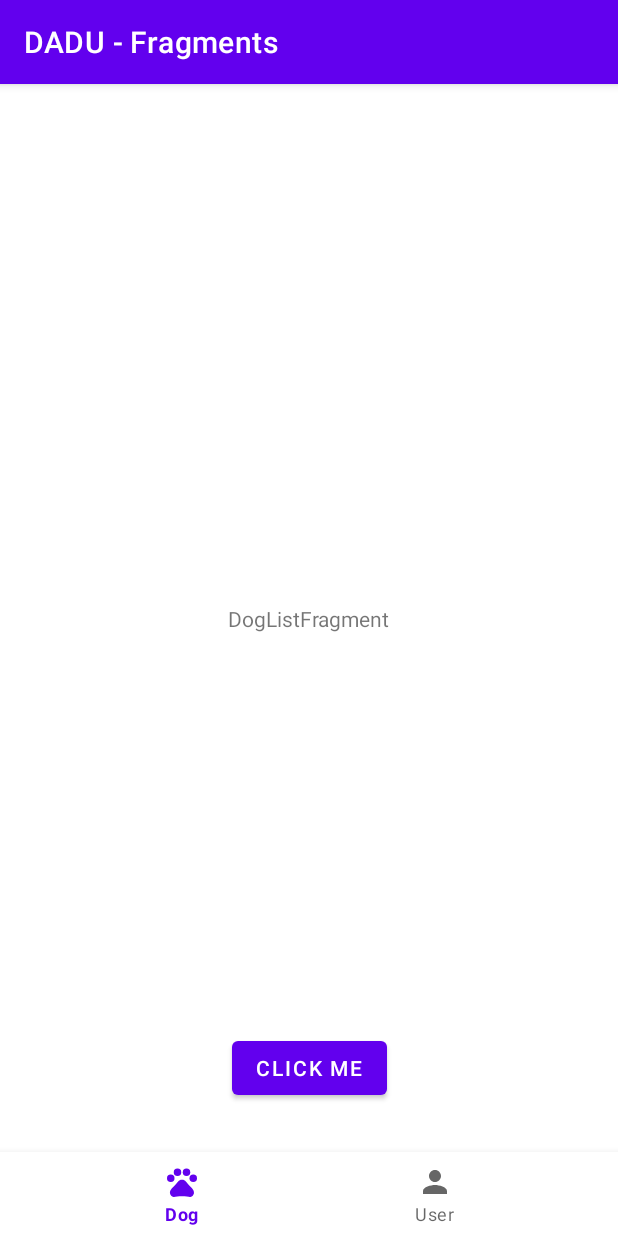
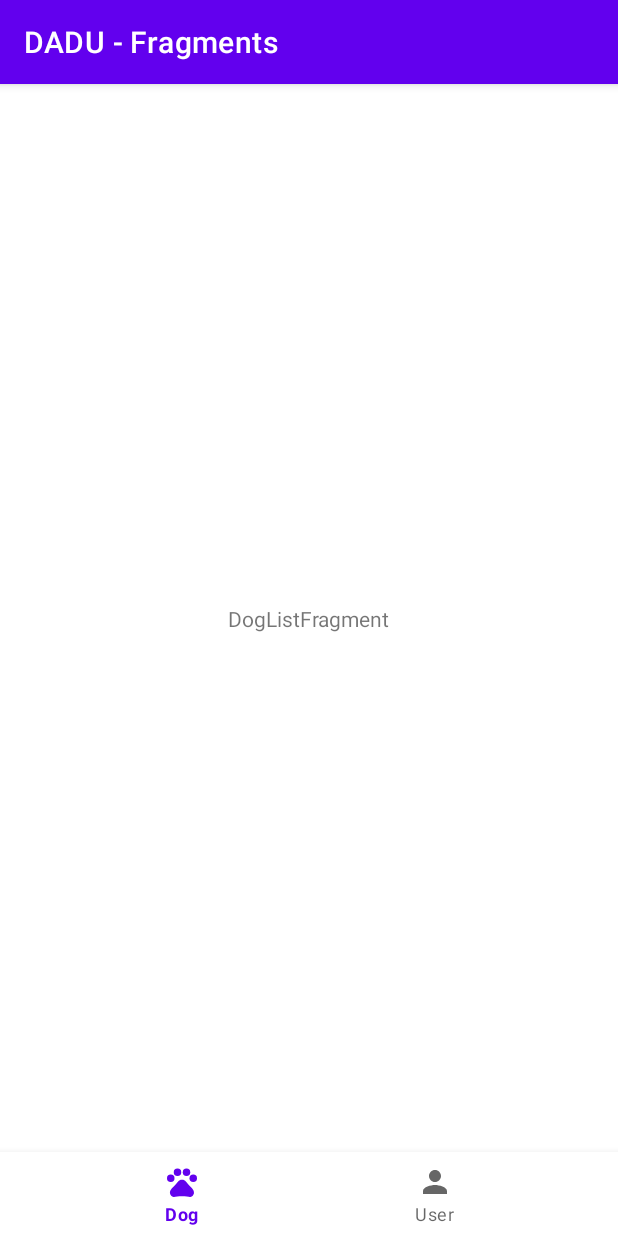
Before and after one commit to U-tad2021/DADU---Fragments, an Android app: the screen it shows after launch (MainActivity), on a phone screen of 412 x 824 dp. Run offline under Robolectric (Android 15) with nearby library versions, the phone set to English and light mode, and no system bars; our stand-ins replace navigation-ui.

Commit message:
binding bottomnav with navigation

```diff
--- a/app/src/main/java/com/amarinag/dadu_fragments/DogListFragment.kt
+++ b/app/src/main/java/com/amarinag/dadu_fragments/DogListFragment.kt
@@ -4,7 +4,6 @@ import android.os.Bundle
 import android.view.LayoutInflater
 import android.view.View
 import android.view.ViewGroup
-import android.widget.Button
 import android.widget.TextView
 import androidx.fragment.app.Fragment
 import androidx.fragment.app.FragmentManager
@@ -22,13 +21,8 @@ class DogListFragment : Fragment() {
     override fun onViewCreated(view: View, savedInstanceState: Bundle?) {
         super.onViewCreated(view, savedInstanceState)
         val clickMe: TextView = view.findViewById(R.id.tv_dog_list)
-        val btnClickMe: Button = view.findViewById(R.id.btn_click_me)
+
         clickMe.setOnClickListener { navigateToDetailNavController("8724da83d9b14db8b027b33f6de75c8e") }
-
-        btnClickMe.setOnClickListener {
-            val action = DogListFragmentDirections.actionDogListFragmentToUserListFragment()
-            findNavController().navigate(action)
-        }
 
     }
 
--- a/app/src/main/res/layout/fragment_dog_list.xml
+++ b/app/src/main/res/layout/fragment_dog_list.xml
@@ -18,14 +18,4 @@
         app:layout_constraintStart_toStartOf="parent"
         app:layout_constraintTop_toTopOf="parent" />
 
-    <Button
-        android:id="@+id/btn_click_me"
-        android:layout_width="wrap_content"
-        android:layout_height="wrap_content"
-        android:layout_marginBottom="32dp"
-        android:text="Click Me"
-        app:layout_constraintBottom_toBottomOf="parent"
-        app:layout_constraintEnd_toEndOf="parent"
-        app:layout_constraintStart_toStartOf="parent" />
-
 </androidx.constraintlayout.widget.ConstraintLayout>
```
